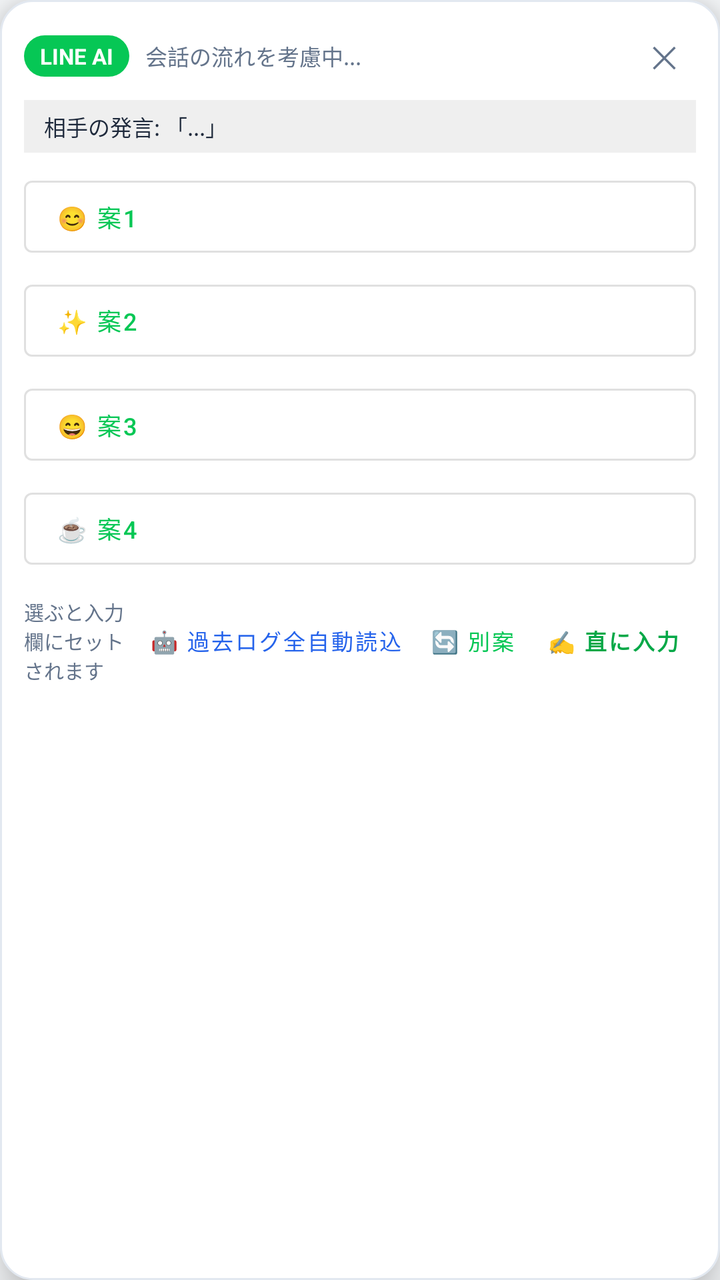
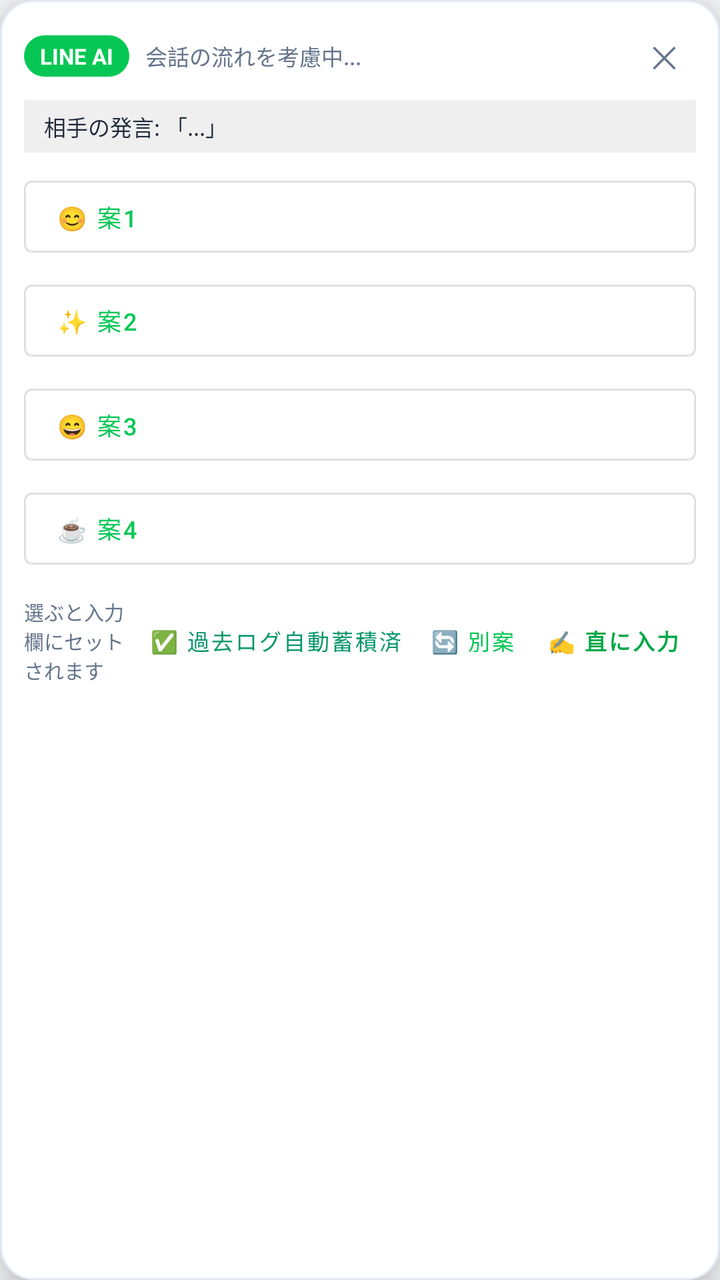

Compare the two renders of this Android layout. The source of the first and the diff that turns it into the second are given below.
<!-- AndroidManifest.xml: application theme Theme.LineAiReply -->
<!-- res/layout/overlay_line_replies.xml -->
<?xml version="1.0" encoding="utf-8"?>
<LinearLayout xmlns:android="http://schemas.android.com/apk/res/android"
    android:id="@+id/cardRoot"
    android:layout_width="match_parent"
    android:layout_height="wrap_content"
    android:background="@drawable/bg_reply_sheet"
    android:elevation="12dp"
    android:orientation="vertical"
    android:padding="12dp">

    
    <LinearLayout
        android:layout_width="match_parent"
        android:layout_height="wrap_content"
        android:gravity="center_vertical"
        android:orientation="horizontal">

        <TextView
            android:id="@+id/textPlatformTag"
            android:layout_width="wrap_content"
            android:layout_height="wrap_content"
            android:background="@drawable/bg_line_pill"
            android:paddingHorizontal="8dp"
            android:paddingVertical="3dp"
            android:text="LINE AI"
            android:textColor="@color/white"
            android:textSize="11sp"
            android:textStyle="bold" />

        <TextView
            android:id="@+id/textContextSummary"
            android:layout_width="0dp"
            android:layout_height="wrap_content"
            android:layout_marginStart="8dp"
            android:layout_weight="1"
            android:ellipsize="end"
            android:maxLines="1"
            android:text="会話の流れを考慮中..."
            android:textColor="@color/text_secondary"
            android:textSize="11sp" />

        <TextView
            android:id="@+id/btnClose"
            android:layout_width="32dp"
            android:layout_height="32dp"
            android:gravity="center"
            android:text="✕"
            android:textColor="@color/text_secondary"
            android:textSize="15sp" />
    </LinearLayout>

    
    <TextView
        android:id="@+id/textPartnerMessagePreview"
        android:layout_width="match_parent"
        android:layout_height="wrap_content"
        android:layout_marginTop="6dp"
        android:background="#10000000"
        android:paddingHorizontal="10dp"
        android:paddingVertical="5dp"
        android:ellipsize="end"
        android:maxLines="2"
        android:text="相手の発言: 「...」"
        android:textColor="@color/text_primary"
        android:textSize="11sp" />

    
    <LinearLayout
        android:id="@+id/optionsLayout"
        android:layout_width="match_parent"
        android:layout_height="wrap_content"
        android:layout_marginTop="8dp"
        android:orientation="vertical">

        <Button
            android:id="@+id/btnOpt1"
            style="@style/Widget.MaterialComponents.Button.OutlinedButton"
            android:layout_width="match_parent"
            android:layout_height="wrap_content"
            android:layout_marginBottom="4dp"
            android:gravity="start|center_vertical"
            android:paddingVertical="6dp"
            android:text="😊 案1"
            android:textAllCaps="false"
            android:textSize="12sp" />

        <Button
            android:id="@+id/btnOpt2"
            style="@style/Widget.MaterialComponents.Button.OutlinedButton"
            android:layout_width="match_parent"
            android:layout_height="wrap_content"
            android:layout_marginBottom="4dp"
            android:gravity="start|center_vertical"
            android:paddingVertical="6dp"
            android:text="✨ 案2"
            android:textAllCaps="false"
            android:textSize="12sp" />

        <Button
            android:id="@+id/btnOpt3"
            style="@style/Widget.MaterialComponents.Button.OutlinedButton"
            android:layout_width="match_parent"
            android:layout_height="wrap_content"
            android:layout_marginBottom="4dp"
            android:gravity="start|center_vertical"
            android:paddingVertical="6dp"
            android:text="😄 案3"
            android:textAllCaps="false"
            android:textSize="12sp" />

        <Button
            android:id="@+id/btnOpt4"
            style="@style/Widget.MaterialComponents.Button.OutlinedButton"
            android:layout_width="match_parent"
            android:layout_height="wrap_content"
            android:layout_marginBottom="6dp"
            android:gravity="start|center_vertical"
            android:paddingVertical="6dp"
            android:text="☕ 案4"
            android:textAllCaps="false"
            android:textSize="12sp" />
    </LinearLayout>

    
    <LinearLayout
        android:layout_width="match_parent"
        android:layout_height="wrap_content"
        android:gravity="center_vertical"
        android:orientation="horizontal"
        android:paddingTop="2dp">

        <TextView
            android:layout_width="0dp"
            android:layout_height="wrap_content"
            android:layout_weight="1"
            android:text="選ぶと入力欄にセットされます"
            android:textColor="@color/text_secondary"
            android:textSize="10sp" />

        <Button
            android:id="@+id/btnQuickLineInvite"
            style="@style/Widget.MaterialComponents.Button.TextButton"
            android:layout_width="wrap_content"
            android:layout_height="wrap_content"
            android:minWidth="0dp"
            android:paddingHorizontal="6dp"
            android:text="📲 LINE誘う"
            android:textColor="#D97706"
            android:visibility="gone"
            android:textSize="11sp" />

        <Button
            android:id="@+id/btnAutoScanHistory"
            style="@style/Widget.MaterialComponents.Button.TextButton"
            android:layout_width="wrap_content"
            android:layout_height="wrap_content"
            android:minWidth="0dp"
            android:paddingHorizontal="6dp"
            android:text="🤖 過去ログ全自動読込"
            android:textColor="#2563EB"
            android:textSize="11sp" />

        <Button
            android:id="@+id/btnRegenerate"
            style="@style/Widget.MaterialComponents.Button.TextButton"
            android:layout_width="wrap_content"
            android:layout_height="wrap_content"
            android:minWidth="0dp"
            android:paddingHorizontal="8dp"
            android:text="🔄 別案"
            android:textSize="11sp" />

        <Button
            android:id="@+id/btnDirectType"
            style="@style/Widget.MaterialComponents.Button.TextButton"
            android:layout_width="wrap_content"
            android:layout_height="wrap_content"
            android:minWidth="0dp"
            android:paddingHorizontal="8dp"
            android:text="✍️ 直に入力"
            android:textColor="@color/line_green_dark"
            android:textSize="11sp"
            android:textStyle="bold" />
    </LinearLayout>

</LinearLayout>
<!-- resources referenced by this layout -->
<resources>
  <color name="line_green_dark">#05A847</color>
  <color name="text_primary">#1E293B</color>
  <color name="text_secondary">#64748B</color>
  <color name="white">#FFFFFF</color>
  <!-- drawable bg_line_pill (drawable) -->
  <?xml version="1.0" encoding="utf-8"?>
  <shape xmlns:android="http://schemas.android.com/apk/res/android"
      android:shape="rectangle">
      <solid android:color="@color/line_green" />
      <corners android:radius="999dp" />
  </shape>
  <!-- drawable bg_reply_sheet (drawable) -->
  <?xml version="1.0" encoding="utf-8"?>
  <shape xmlns:android="http://schemas.android.com/apk/res/android"
      android:shape="rectangle">
      <solid android:color="@color/white" />
      <corners android:radius="16dp" />
      <stroke android:width="1dp" android:color="@color/border" />
  </shape>
  <style name="Theme.LineAiReply" parent="Theme.MaterialComponents.DayNight.NoActionBar">
          <item name="colorPrimary">@color/line_green</item>
          <item name="colorPrimaryDark">@color/line_green_dark</item>
          <item name="android:windowBackground">@color/bg_light</item>
      </style>
  <color name="line_green">#06C755</color>
  <color name="border">#E2E8F0</color>
  <color name="bg_light">#F8FAFC</color>
</resources>

<!-- the commit's change to res/layout/overlay_line_replies.xml (unified diff, before → after) -->
@@ -156,8 +156,8 @@
             android:layout_height="wrap_content"
             android:minWidth="0dp"
             android:paddingHorizontal="6dp"
-            android:text="🤖 過去ログ全自動読込"
-            android:textColor="#2563EB"
+            android:text="✅ 過去ログ自動蓄積済"
+            android:textColor="#059669"
             android:textSize="11sp" />
 
         <Button
